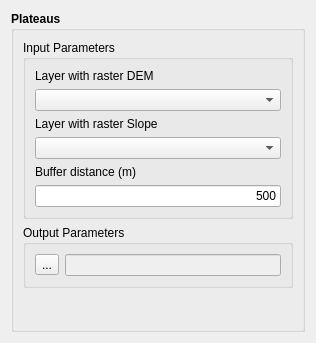
ericabreu82/tv5_app, file src/qt/ui/PlateausWidgetForm.ui: the form before one commit.
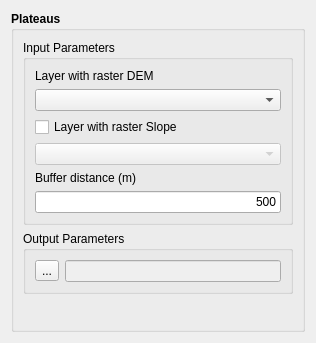
The form after the commit.

Diff of the .ui file:
```diff
--- a/src/qt/ui/PlateausWidgetForm.ui
+++ b/src/qt/ui/PlateausWidgetForm.ui
@@ -64,7 +64,7 @@
                <item row="1" column="0">
                 <layout class="QGridLayout" name="gridLayout_4">
                  <item row="0" column="0">
-                  <widget class="QLabel" name="label_3">
+                  <widget class="QCheckBox" name="m_layerSlopeCheckBox">
                    <property name="text">
                     <string>Layer with raster Slope</string>
                    </property>
@@ -73,7 +73,11 @@
                  <item row="1" column="0">
                   <layout class="QGridLayout" name="gridLayout_3">
                    <item row="0" column="0">
-                    <widget class="QComboBox" name="m_slopeLayerComboBox"/>
+                    <widget class="QComboBox" name="m_slopeLayerComboBox">
+                     <property name="enabled">
+                      <bool>false</bool>
+                     </property>
+                    </widget>
                    </item>
                   </layout>
                  </item>
```
Left out of the diff: 19 changed lines with no effect on the pictures.
